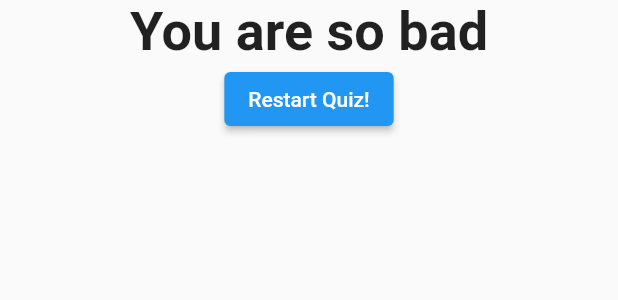
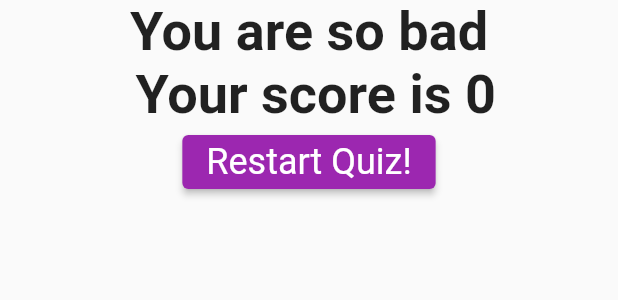
Before and after one commit to furkanayyildiz/quiz-app, a Flutter app: the Result widget shown alone on an empty page, opened directly with empty values, on a phone screen of 412 x 824 dp. Shown: the top 300 px of the screen. Run offline on Flutter 3.47's test engine with Material 2 defaults, Android fonts, the phone set to English and light mode, and no system bars.

Commit message:
some changes in result part

```diff
--- a/lib/answer.dart
+++ b/lib/answer.dart
@@ -11,9 +11,11 @@ class Answer extends StatelessWidget {
     return Container(
       width: double.infinity,
       child: ElevatedButton(
-        child: Text(answerText),
-        onPressed: selectHandler,
-      ),
+          child: Text(answerText),
+          onPressed: selectHandler,
+          style: ButtonStyle(
+            backgroundColor: MaterialStateProperty.all(Colors.purple),
+          )),
     );
   }
 }
--- a/lib/main.dart
+++ b/lib/main.dart
@@ -19,7 +19,7 @@ class MyApp extends StatefulWidget {
 class _MyAppState extends State<MyApp> {
   final _questions = const [
     {
-      "questionText": "What is my favorite color",
+      "questionText": "What is my favorite color?",
       "answers": [
         {"text": "Black", "score": 4},
         {"text": "Green", "score": 10},
@@ -28,21 +28,39 @@ class _MyAppState extends State<MyApp> {
       ],
     },
     {
-      "questionText": "What is my favorite fruite",
+      "questionText": "What is my favorite fruite?",
       "answers": [
+        {"text": "Banana", "score": 10},
         {"text": "Apple", "score": 5},
-        {"text": "Banana", "score": 10},
         {"text": "Orange", "score": 8},
         {"text": "Strawberry", "score": 2},
       ],
     },
     {
-      "questionText": "What is my favorite animal",
+      "questionText": "What is my favorite animal?",
       "answers": [
         {"text": "Cat", "score": 4},
         {"text": "Horse", "score": 10},
         {"text": "Bird", "score": 2},
         {"text": "Dog", "score": 6},
+      ],
+    },
+    {
+      "questionText": "What is my favorite TV series?",
+      "answers": [
+        {"text": "Prison Break", "score": 10},
+        {"text": "Vikings", "score": 8},
+        {"text": "Game of Thrones", "score": 6},
+        {"text": "The Flash", "score": 4},
+      ],
+    },
+    {
+      "questionText": "What is my favorite car?",
+      "answers": [
+        {"text": "Audi", "score": 7},
+        {"text": "Bugatti", "score": 2},
+        {"text": "BMW", "score": 5},
+        {"text": "Mercedes", "score": 10},
       ],
     },
   ];
@@ -75,6 +93,8 @@ class _MyAppState extends State<MyApp> {
       home: Scaffold(
         appBar: AppBar(
           title: const Text('Furkan\'s Quiz '),
+          centerTitle: true,
+          backgroundColor: Colors.purple,
         ),
         body: _questionIndex < _questions.length
             ? Quiz(
--- a/lib/result.dart
+++ b/lib/result.dart
@@ -9,12 +9,14 @@ class Result extends StatelessWidget {
   String get resultPhrase {
     String resultText;
 
-    if (resultScore >= 25) {
-      resultText = "You are perfect ...";
+    if (resultScore <= 50 && resultScore >= 37) {
+      resultText = "You are perfect ...\n Your score is $resultScore";
+    } else if (resultScore < 37 && resultScore >= 25) {
+      resultText = "Almost you got me !! \n Your score is $resultScore";
     } else if (resultScore < 25 && resultScore >= 10) {
-      resultText = "Not bad";
+      resultText = "Not bad but work hard \n Your score is $resultScore";
     } else {
-      resultText = "You are so bad";
+      resultText = "You are so bad \n Your score is $resultScore";
     }
 
     return resultText;
@@ -35,6 +37,9 @@ class Result extends StatelessWidget {
               'Restart Quiz!',
             ),
             onPressed: resetHandler,
+            style: ButtonStyle(
+                backgroundColor: MaterialStateProperty.all(Colors.purple),
+                textStyle: MaterialStateProperty.all(TextStyle(fontSize: 24))),
           ),
         ],
       ),
```
